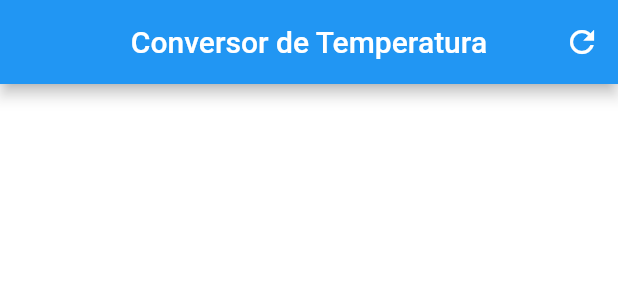
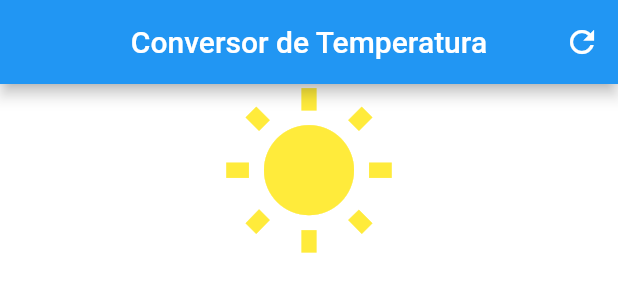
Before and after one commit to virgilionkanu/mobile-flutter-conversor, a Flutter app: what build() shows on an empty page, opened directly, on a phone screen of 412 x 824 dp. Shown: the top 300 px of the screen. Run offline on Flutter 3.47's test engine with Material 2 defaults, Android fonts, the phone set to English and light mode, and no system bars.

Commit message:
Adicionando um ícone do Flutter

```diff
--- a/lib/main.dart
+++ b/lib/main.dart
@@ -29,9 +29,12 @@ Widget build(BuildContext context) {
     ],
   );
 
+  Icon icon = Icon(Icons.wb_sunny, size: 120, color: Colors.yellow,);
+
   Column column = Column(
     crossAxisAlignment: CrossAxisAlignment.stretch,
       children: <Widget>[
+        icon,
       ],
   );
 
```
